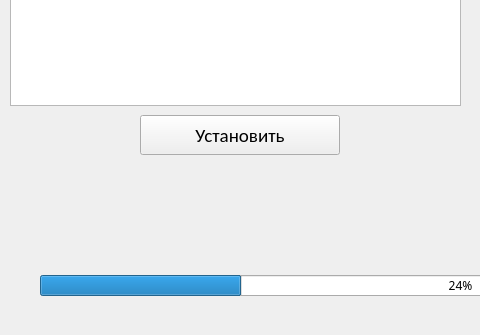
Before: the Qt Designer form ui/mainwindow.ui in Ilase/xUtiles, drawn with Qt 5; both pictures show x 370 to 850 and y 385 to 720 of the 1280 by 720 pixel window.
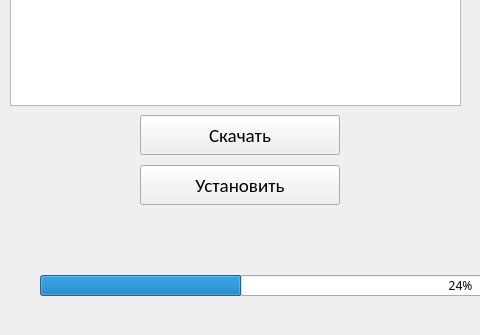
After: the same form once the commit is applied. The open tabs and pages were chosen to show the change. Icons and pictures are not drawn.

Patch:
```diff
--- a/ui/mainwindow.ui
+++ b/ui/mainwindow.ui
@@ -458,7 +458,7 @@
       </font>
      </property>
      <property name="text">
-      <string>Установить</string>
+      <string>Скачать</string>
      </property>
     </widget>
     <widget class="QProgressBar" name="ProgressBar">
@@ -555,6 +555,24 @@
       </item>
      </layout>
     </widget>
+    <widget class="QPushButton" name="Install">
+     <property name="geometry">
+      <rect>
+       <x>150</x>
+       <y>540</y>
+       <width>200</width>
+       <height>40</height>
+      </rect>
+     </property>
+     <property name="font">
+      <font>
+       <pointsize>14</pointsize>
+      </font>
+     </property>
+     <property name="text">
+      <string>Установить</string>
+     </property>
+    </widget>
    </widget>
    <widget class="QWidget" name="pageResolution">
     <widget class="QLabel" name="ResoluionLabel">
```
Left out of the diff: 8 changed lines with no effect on the pictures.
